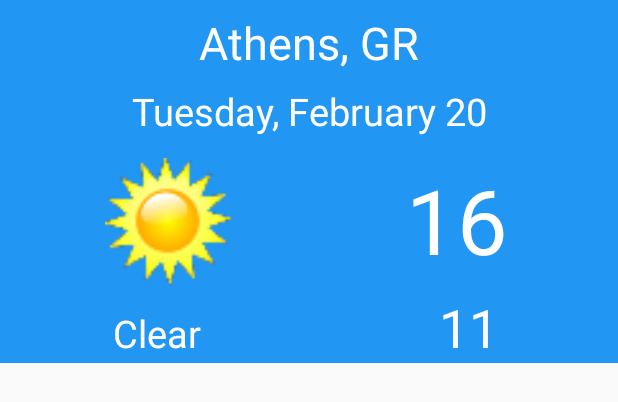
After one commit to themeliskalomoiros/Prognosis, an Android app: the layout forecast_list_item_for_today.xml on its own in the app's theme, with its tools: preview values and no code run, on a phone screen of 412 x 824 dp. The commit adds this screen. Shown: the top 402 px of the screen. Run offline under Robolectric (Android 15) with nearby library versions, the phone set to English and light mode, and no system bars.

Commit message:
Created layout for a forecast (specifically for todays weather) list item

```diff
--- a/app/src/main/res/layout/forecast_list_item.xml
+++ b/app/src/main/res/layout/forecast_list_item.xml
@@ -30,7 +30,7 @@
         android:layout_marginLeft="86dp" />
 
     <ImageView
-        android:id="@+id/imageView"
+        android:id="@+id/img_weather"
         android:layout_width="wrap_content"
         android:layout_height="wrap_content"
         android:layout_marginStart="16dp"
@@ -38,8 +38,7 @@
         app:layout_constraintBottom_toBottomOf="parent"
         app:layout_constraintStart_toStartOf="parent"
         app:layout_constraintTop_toTopOf="parent"
-        tools:src="@drawable/sunny_clouds"
-        android:layout_marginLeft="16dp" />
+        tools:src="@drawable/sunny_clouds" />
 
     <TextView
         android:id="@+id/tv_high_temp"
--- /dev/null
+++ b/app/src/main/res/layout/forecast_list_item_for_today.xml
@@ -0,0 +1,99 @@
+<?xml version="1.0" encoding="utf-8"?>
+<android.support.constraint.ConstraintLayout xmlns:android="http://schemas.android.com/apk/res/android"
+    xmlns:app="http://schemas.android.com/apk/res-auto"
+    xmlns:tools="http://schemas.android.com/tools"
+    android:layout_width="match_parent"
+    android:layout_height="wrap_content"
+    android:background="@color/primary"
+    tools:layout_editor_absoluteY="81dp">
+
+    <TextView
+        android:id="@+id/tv_city_name"
+        style="@style/WeatherListItemForToday_City"
+        android:layout_width="wrap_content"
+        android:layout_height="wrap_content"
+        android:layout_marginEnd="8dp"
+        android:layout_marginStart="8dp"
+        android:layout_marginTop="8dp"
+        app:layout_constraintBottom_toBottomOf="parent"
+        app:layout_constraintEnd_toEndOf="parent"
+        app:layout_constraintStart_toStartOf="parent"
+        app:layout_constraintTop_toTopOf="parent"
+        app:layout_constraintVertical_bias="0.0"
+        tools:text="Athens, GR" />
+
+    <TextView
+        android:id="@+id/tv_date"
+        style="@style/WeatherListItemForToday_Date"
+        android:layout_width="wrap_content"
+        android:layout_height="wrap_content"
+        android:layout_marginEnd="8dp"
+        android:layout_marginStart="8dp"
+        android:layout_marginTop="8dp"
+        app:layout_constraintBottom_toBottomOf="parent"
+        app:layout_constraintEnd_toEndOf="parent"
+        app:layout_constraintStart_toStartOf="parent"
+        app:layout_constraintTop_toBottomOf="@+id/tv_city_name"
+        app:layout_constraintVertical_bias="0.0"
+        tools:text="Tuesday, February 20" />
+
+    <ImageView
+        android:id="@+id/img_weather"
+        style="@style/WeatherListItemForToday_Img"
+        android:layout_width="85dp"
+        android:layout_height="85dp"
+        android:layout_marginEnd="8dp"
+        android:layout_marginStart="8dp"
+        android:layout_marginTop="8dp"
+        android:contentDescription="@string/forecast_list_item_imageview_description"
+        app:layout_constraintBottom_toBottomOf="parent"
+        app:layout_constraintEnd_toEndOf="parent"
+        app:layout_constraintHorizontal_bias="0.2"
+        app:layout_constraintStart_toStartOf="parent"
+        app:layout_constraintTop_toBottomOf="@+id/tv_date"
+        app:layout_constraintVertical_bias="0.100000024"
+        tools:src="@drawable/sunny" />
+
+    <TextView
+        android:id="@+id/tv_weather"
+        style="@style/WeatherListItemForToday_Date"
+        android:layout_width="wrap_content"
+        android:layout_height="30dp"
+        android:layout_marginEnd="8dp"
+        android:layout_marginStart="8dp"
+        app:layout_constraintBaseline_toBaselineOf="@+id/tv_temp_low"
+        app:layout_constraintEnd_toEndOf="parent"
+        app:layout_constraintHorizontal_bias="0.2"
+        app:layout_constraintStart_toStartOf="parent"
+        tools:text="Clear" />
+
+    <TextView
+        android:id="@+id/tv_temp_high"
+        style="@style/WeatherListItemForToday_High_Temp"
+        android:layout_width="wrap_content"
+        android:layout_height="wrap_content"
+        android:layout_marginEnd="8dp"
+        android:layout_marginStart="8dp"
+        android:layout_marginTop="8dp"
+        app:layout_constraintBottom_toBottomOf="parent"
+        app:layout_constraintEnd_toEndOf="parent"
+        app:layout_constraintHorizontal_bias="0.8"
+        app:layout_constraintStart_toStartOf="parent"
+        app:layout_constraintTop_toBottomOf="@+id/tv_date"
+        app:layout_constraintVertical_bias="0.110000014"
+        tools:text="16" />
+
+    <TextView
+        android:id="@+id/tv_temp_low"
+        style="@style/WeatherListItemForToday_Low_Temp"
+        android:layout_width="wrap_content"
+        android:layout_height="wrap_content"
+        android:layout_marginEnd="8dp"
+        android:layout_marginStart="8dp"
+        android:layout_marginTop="8dp"
+        app:layout_constraintEnd_toEndOf="parent"
+        app:layout_constraintHorizontal_bias="0.8"
+        app:layout_constraintStart_toStartOf="parent"
+        app:layout_constraintTop_toBottomOf="@+id/tv_temp_high"
+        tools:text="11" />
+</android.support.constraint.ConstraintLayout>
--- a/app/src/main/res/values/styles.xml
+++ b/app/src/main/res/values/styles.xml
@@ -8,6 +8,8 @@
         <item name="colorAccent">@color/accent</item>
     </style>
 
+
+    <!-- styles for views of a weather list item-->
     <style name="WeatherListItem_Date">
         <item name="android:textSize">15sp</item>
         <item name="android:textColor">@color/primary_text</item>
@@ -27,4 +29,32 @@
         <item name="android:textColor">@color/secondary_text</item>
     </style>
 
+    <style name="WeatherListItemForToday">
+        <item name="android:textColor">@android:color/white</item>
+    </style>
+
+    <style name="WeatherListItemForToday_City" parent="WeatherListItemForToday">
+        <item name="android:textSize">30sp</item>
+    </style>
+
+    <style name="WeatherListItemForToday_Date" parent="WeatherListItemForToday">
+        <item name="android:textSize">25sp</item>
+    </style>
+
+    <style name="WeatherListItemForToday_High_Temp" parent="WeatherListItemForToday">
+        <item name="android:textSize">60sp</item>
+    </style>
+
+    <style name="WeatherListItemForToday_Low_Temp" parent="WeatherListItemForToday">
+        <item name="android:textSize">35sp</item>
+    </style>
+
+    <style name="WeatherListItemForToday_Img">
+        <item name="android:width">100dp</item>
+        <item name="android:height">100dp</item>
+    </style>
+
+
+
+
 </resources>
```
